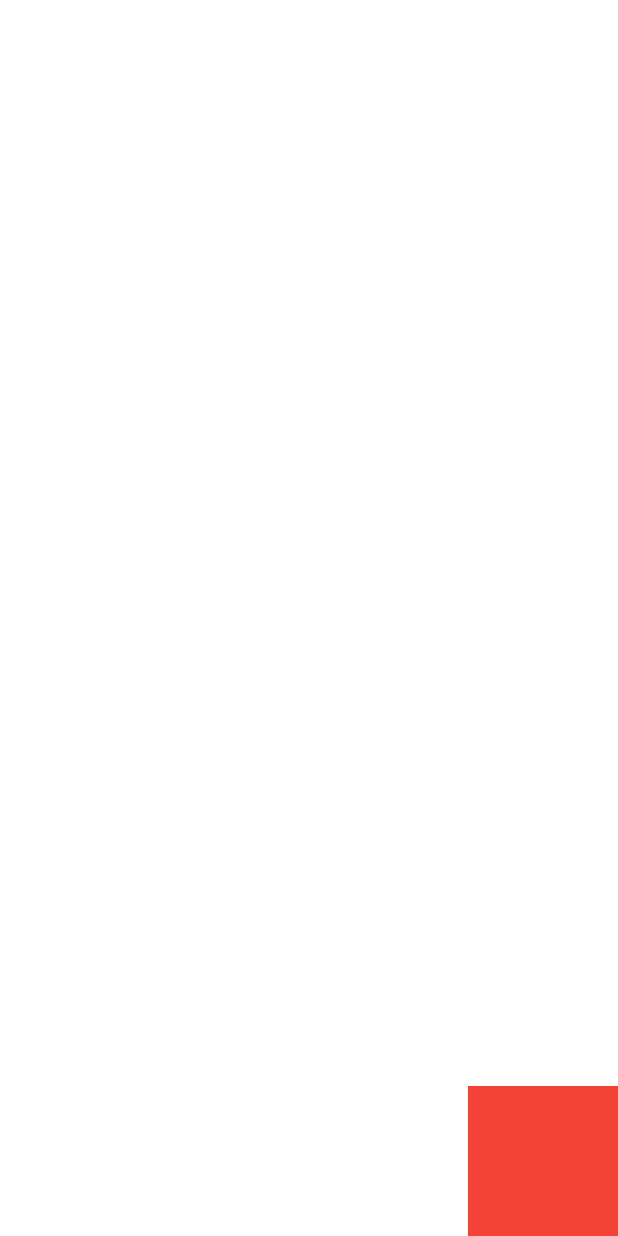
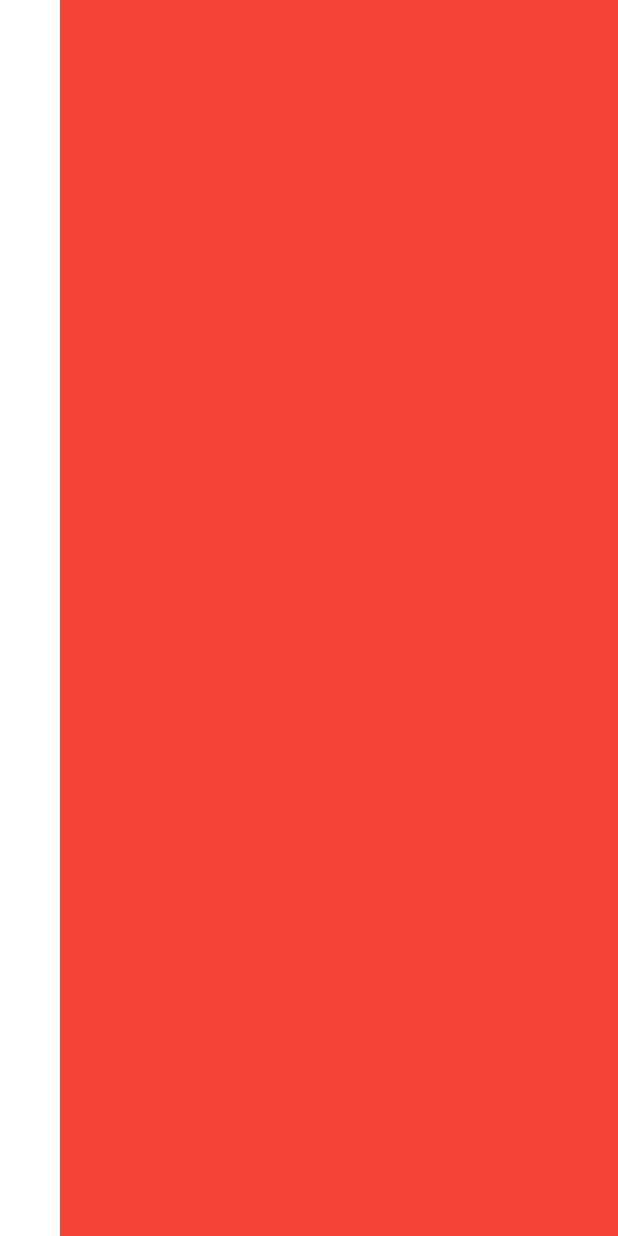
Before and after one commit to ddasdkimo/flutter_practice, a Flutter app: the screen it shows after launch, on a phone screen of 412 x 824 dp. Run offline on Flutter 3.47's test engine with Material 2 defaults, Android fonts, the phone set to English and light mode, and no system bars.

Commit message:
PaddingTest

```diff
--- a/lib/main.dart
+++ b/lib/main.dart
@@ -3,6 +3,7 @@ import 'package:flutter_practice/page/align_test.dart';
 import 'package:flutter_practice/page/center_test.dart';
 import 'package:flutter_practice/page/column_test.dart';
 import 'package:flutter_practice/page/container_test.dart';
+import 'package:flutter_practice/page/padding_test.dart';
 import 'package:flutter_practice/page/row_test.dart';
 
 void main() {
@@ -22,7 +23,8 @@ class MyApp extends StatelessWidget {
       // home: RowTest(),
       // home: CenterTest(),
       // home: ColumnTest(),
-      home: AlignTest(),
+      // home: AlignTest(),
+      home: PaddingTest(),
     );
   }
 }
--- /dev/null
+++ b/lib/page/padding_test.dart
@@ -0,0 +1,19 @@
+import 'package:flutter/cupertino.dart';
+import 'package:flutter/material.dart';
+
+class PaddingTest extends StatelessWidget {
+  const PaddingTest({Key key}) : super(key: key);
+
+  @override
+  Widget build(BuildContext context) {
+    return Padding(
+        // padding: EdgeInsets.fromLTRB(24, 32, 24, 32), //控制上左下右
+        // padding: const EdgeInsets.all(8.0), //間距相等
+        // padding: const EdgeInsets.symmetric(vertical: 8.0), //上下相等
+        padding: const EdgeInsets.only(left: 40.0), //只有左邊
+        child: Container(
+          padding: const EdgeInsets.all(0.0),
+          color: Colors.red,
+        ));
+  }
+}
```
